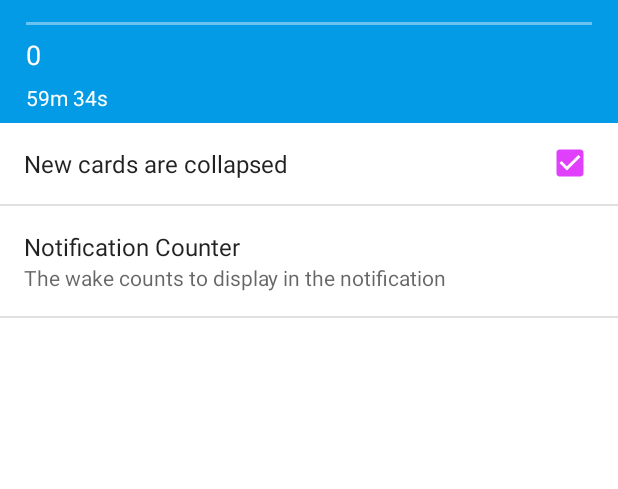
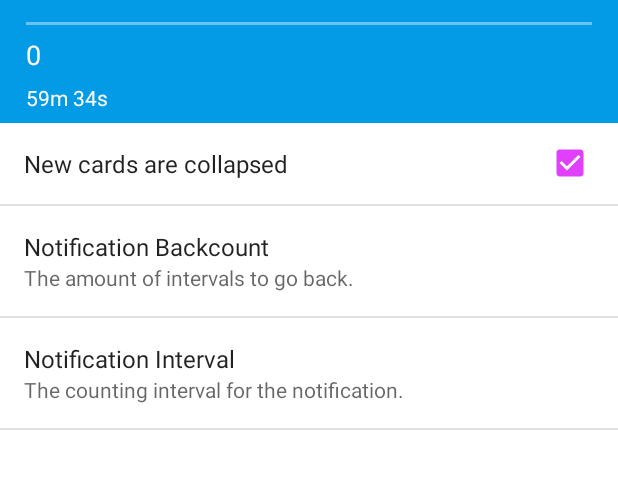
Before and after one commit to matgrioni/Rise-and-Shine, an Android app: the screen it shows after launch (MainActivity), in the options menu, after a tap on "Settings", on a phone screen of 412 x 824 dp, the part 62-551 px from its top. Run offline under Robolectric (Android 15) with nearby library versions, the phone set to English and light mode, and no system bars; 7 statements that could not run were skipped.

Commit message:
Changed custom notification preference to 2 different standard preferences

```diff
--- a/app/src/main/java/com/grioni/app/screenwakecounter/MainActivity.java
+++ b/app/src/main/java/com/grioni/app/screenwakecounter/MainActivity.java
@@ -23,8 +23,7 @@ import models.TimeInterval;
 /**
  * Created by Matias Grioni on 12/16/14.
  */
-public class MainActivity extends AppCompatActivity implements
-        SharedPreferences.OnSharedPreferenceChangeListener {
+public class MainActivity extends AppCompatActivity {
 
     private ScreenWakeListener onScreenWake = new ScreenWakeListener() {
         @Override
@@ -236,18 +235,4 @@ public class MainActivity extends AppCompatActivity implements
             timer.start();
     }
 
-    public void onSharedPreferenceChanged(SharedPreferences preferences, String key) {
-        // If the settings that is changed is the notification count, then update the service notif
-        // appropriately
-        if(key.equals("pref_notification_counts")) {
-            String preference = preferences.getString("pref_notification_counts", "1 Hour");
-
-            int split = preference.indexOf(" ");
-            int backcount = Integer.parseInt(preference.substring(0, split));
-            TimeInterval interval = TimeInterval.valueOf(preference.substring(split + 1));
-
-            ScreenCountNotificationManager.updateBackcount(backcount);
-            ScreenCountNotificationManager.updateInterval(interval);
-        }
-    }
 }
--- a/app/src/main/java/com/grioni/app/screenwakecounter/NotificationPickerPreference.java
+++ /dev/null
@@ -1,194 +0,0 @@
-package com.grioni.app.screenwakecounter;
-
-import android.content.Context;
-import android.content.res.TypedArray;
-import android.os.Parcel;
-import android.os.Parcelable;
-import android.preference.DialogPreference;
-import android.util.AttributeSet;
-import android.view.View;
-import android.widget.ArrayAdapter;
-import android.widget.EditText;
-import android.widget.Spinner;
-
-import java.util.ArrayList;
-import java.util.List;
-
-import models.TimeInterval;
-
-/**
- * @author - Matias Grioni
- * @created - 5/15/15
- *
- * The preference dialog to choose which interval and backcount to display for the notification.
- */
-public class NotificationPickerPreference extends DialogPreference {
-    /**
-     * @author - Matias Grioni
-     * @created - 5/15/15
-     *
-     *
-     */
-    private static class SavedState extends BaseSavedState {
-        public static final Parcelable.Creator<SavedState> CREATOR = new Creator<SavedState>() {
-            @Override
-            public SavedState createFromParcel(Parcel source) {
-                return new SavedState(source);
-            }
-
-            @Override
-            public SavedState[] newArray(int size) {
-                return new SavedState[size];
-            }
-        };
-
-        // The value to persist of the preference while some instance is changed
-        String value;
-
-        public SavedState(Parcelable superState) {
-            super(superState);
-        }
-
-        public SavedState(Parcel source) {
-            super(source);
-            value = source.readString();
-        }
-
-        @Override
-        public void writeToParcel(Parcel dest, int flags) {
-            super.writeToParcel(dest, flags);
-            dest.writeString(value);
-        }
-    }
-
-    private static final String DEFAULT_VALUE = "1 Hour";
-
-    private final List<String> INTERVALS = getIntervals();
-
-    private EditText backCount;
-    private Spinner intervalType;
-
-    private String preference = "";
-
-    /**
-     *
-     * @param context
-     * @param attrs
-     */
-    public NotificationPickerPreference(Context context, AttributeSet attrs) {
-        super(context, attrs);
-
-        // Setup the layout of the Preference for picking what value to show in the Notification.
-        setDialogLayoutResource(R.layout.dialog_notif_picker);
-        setPositiveButtonText(android.R.string.ok);
-        setNegativeButtonText(android.R.string.cancel);
-
-        setDialogIcon(null);
-    }
-
-    @Override
-    protected void onBindDialogView(View view) {
-        super.onBindDialogView(view);
-
-        backCount = (EditText) view.findViewById(R.id.dialog_notif_back_count);
-        intervalType = (Spinner) view.findViewById(R.id.dialog_notif_card_type);
-
-        ArrayAdapter<String> adapter = new ArrayAdapter<String>(getContext(),
-                android.R.layout.simple_list_item_1, INTERVALS);
-        adapter.setDropDownViewResource(android.R.layout.simple_spinner_dropdown_item);
-        intervalType.setAdapter(adapter);
-
-        updateViews(preference);
-    }
-
-    @Override
-    protected void onSetInitialValue(boolean restorePersistedValue, Object defaultValue) {
-        // If there is a value that is already saved, then populate the dialog with the current values
-        // otherwise, populate with the default values, 1 hour.
-        if(restorePersistedValue) {
-            preference = this.getPersistedString(DEFAULT_VALUE);
-        } else {
-            preference = defaultValue.toString();
-            persistString(preference);
-        }
-    }
-
-    @Override
-    protected void onDialogClosed(boolean positiveResult) {
-        // Positive result meaning that ok was clicked, so save the inputted information
-        if(positiveResult) {
-            // Since only one value can be saved per preference object, store the backcount and
-            // interval type together as one string
-            persistString(getValue());
-        }
-    }
-
-    @Override
-    protected Parcelable onSaveInstanceState() {
-        final Parcelable superState = super.onSaveInstanceState();
-
-        if(isPersistent()) {
-            return superState;
-        }
-
-        final SavedState myState = new SavedState(superState);
-        myState.value = getValue();
-        return myState;
-    }
-
-    @Override
-    protected void onRestoreInstanceState(Parcelable state) {
-        // Check if the state was saved properly in onSaveInstanceState
-        if(state == null || !state.getClass().equals(SavedState.class)) {
-            super.onRestoreInstanceState(state);
-            return;
-        }
-
-        SavedState myState = (SavedState) state;
-        super.onRestoreInstanceState(myState.getSuperState());
-
-        // Set the views of the dialog for the preference appropriately.
-        updateViews(myState.value);
-    }
-
-    @Override
-    protected Object onGetDefaultValue(TypedArray a, int index) {
-        return a.getString(index);
-    }
-
-    /**
-     *
-     * @param value
-     */
-    private void updateViews(String value) {
-        // Set the number preference
-        int split = value.indexOf(" ");
-        String number = value.substring(0, split);
-        backCount.setText(number);
-
-        // Now set the spinner to the current interval
-        String intervalStr = value.substring(split + 1);
-        intervalType.setSelection(INTERVALS.indexOf(intervalStr));
-    }
-
-    /**
-     *
-     * @return
-     */
-    private String getValue() {
-        return backCount.getText().toString() +  " " + intervalType.getSelectedItem().toString();
-    }
-
-    /**
-     *
-     * @return
-     */
-    private List<String> getIntervals() {
-        List<String> intervals = new ArrayList<String>();
-
-        for(int i = 0; i < TimeInterval.values().length; i++)
-            intervals.add(TimeInterval.values()[i].toString());
-
-        return intervals;
-    }
-}
--- a/app/src/main/java/com/grioni/app/screenwakecounter/SettingsFragment.java
+++ b/app/src/main/java/com/grioni/app/screenwakecounter/SettingsFragment.java
@@ -6,10 +6,13 @@ import android.os.Bundle;
 import android.preference.PreferenceFragment;
 import android.view.Menu;
 
+import models.TimeInterval;
+
 /**
  * Created by Matias Grioni on 2/18/15.
  */
-public class SettingsFragment extends PreferenceFragment {
+public class SettingsFragment extends PreferenceFragment
+        implements SharedPreferences.OnSharedPreferenceChangeListener {
     @Override
     public void onCreate(Bundle savedInstanceState) {
         super.onCreate(savedInstanceState);
@@ -21,18 +24,16 @@ public class SettingsFragment extends PreferenceFragment {
     public void onResume() {
         super.onResume();
 
-        Activity activity = getActivity();
         getPreferenceScreen().getSharedPreferences()
-                .registerOnSharedPreferenceChangeListener((SharedPreferences.OnSharedPreferenceChangeListener) activity);
+                .registerOnSharedPreferenceChangeListener(this);
     }
 
     @Override
     public void onPause() {
         super.onPause();
 
-        Activity activity = getActivity();
         getPreferenceScreen().getSharedPreferences()
-                .unregisterOnSharedPreferenceChangeListener((SharedPreferences.OnSharedPreferenceChangeListener) activity);
+                .unregisterOnSharedPreferenceChangeListener(this);
     }
 
     @Override
@@ -40,4 +41,20 @@ public class SettingsFragment extends PreferenceFragment {
         super.onPrepareOptionsMenu(menu);
         menu.findItem(R.id.settings).setVisible(false);
     }
+
+    @Override
+    public void onSharedPreferenceChanged(SharedPreferences preferences, String key) {
+        // If the settings that is changed is the notification count, then update the service notif
+        // appropriately
+        if (key.equals("pref_notification_backcount")) {
+            int backcount = Integer.parseInt(preferences.getString(key, "1"));
+
+            ScreenCountNotificationManager.updateBackcount(backcount);
+        } else if (key.equals("pref_notification_interval")) {
+            String preference = preferences.getString(key, "Hour");
+            TimeInterval interval = TimeInterval.valueOf(preference);
+
+            ScreenCountNotificationManager.updateInterval(interval);
+        }
+    }
 }
--- a/app/src/main/res/values/strings.xml
+++ b/app/src/main/res/values/strings.xml
@@ -34,9 +34,17 @@
     <string name="cards_init">cards_init</string>
 
     <string name="pref_card_collapsed">New cards are collapsed</string>
-    <string name="pref_notification_counts">Notification Counter</string>
-    <string name="pref_notification_counts_summary">The wake counts to display in the notification</string>
+    <string name="pref_notification_backcount_title">Notification Backcount</string>
+    <string name="pref_notification_backcount_summary">The amount of intervals to go back.</string>
+    <string name="pref_notification_interval_title">Notification Interval</string>
+    <string name="pref_notification_interval_summary">The counting interval for the notification.</string>
 
     <string name="time_card_expand">time_card_expand</string>
 
+    <string-array name="intervals">
+        <item>Hour</item>
+        <item>Day</item>
+        <item>Week</item>
+        <item>Month</item>
+    </string-array>
 </resources>
--- a/app/src/main/res/xml/preferences.xml
+++ b/app/src/main/res/xml/preferences.xml
@@ -6,10 +6,17 @@
         android:title="@string/pref_card_collapsed"
         android:defaultValue="true" />
 
-    <com.grioni.app.screenwakecounter.NotificationPickerPreference
-        android:key="pref_notification_counts"
-        android:title="@string/pref_notification_counts"
-        android:defaultValue="1 Hour"
-        android:summary="@string/pref_notification_counts_summary"/>
+    <EditTextPreference
+        android:key="pref_notification_backcount"
+        android:title="@string/pref_notification_backcount_title"
+        android:defaultValue="1"
+        android:summary="@string/pref_notification_backcount_summary"/>
+
+    <ListPreference
+        android:key="pref_notification_interval"
+        android:title="@string/pref_notification_interval_title"
+        android:summary="@string/pref_notification_interval_summary"
+        android:entries="@array/intervals"
+        android:entryValues="@array/intervals"/>
 
 </PreferenceScreen>
```
Also changed, not shown: app/src/main/java/com/grioni/app/screenwakecounter/ScreenCountService.java (+3 -5 lines).
